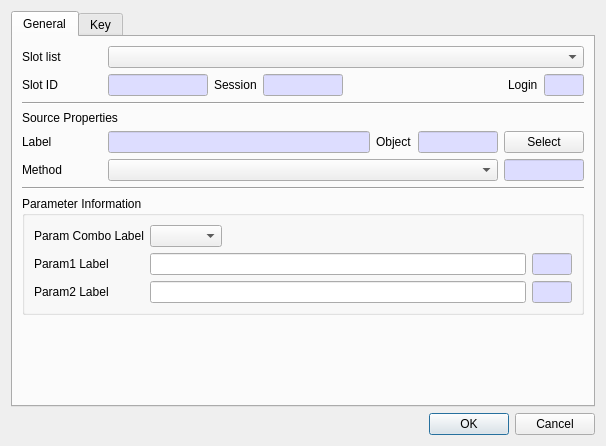
Before: the Qt Designer form CryptokiMan/derive_key_dlg.ui in jykim74/CryptokiMan, drawn with Qt 5.
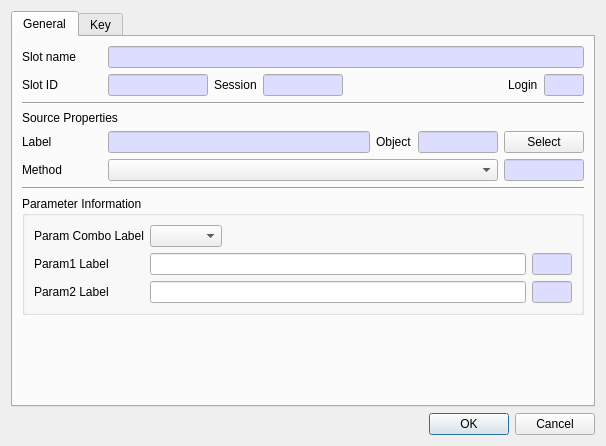
After: the same form once the commit is applied.

Commit message: Slot List 를 모두 Slot Name 변경

Patch:
```diff
--- a/CryptokiMan/derive_key_dlg.ui
+++ b/CryptokiMan/derive_key_dlg.ui
@@ -6,7 +6,7 @@
    <rect>
     <x>0</x>
     <y>0</y>
-    <width>577</width>
+    <width>579</width>
     <height>446</height>
    </rect>
   </property>
@@ -29,16 +29,6 @@
          <property name="topMargin">
           <number>0</number>
          </property>
-         <item row="0" column="1">
-          <widget class="QComboBox" name="mSlotsCombo">
-           <property name="sizePolicy">
-            <sizepolicy hsizetype="Preferred" vsizetype="Fixed">
-             <horstretch>1</horstretch>
-             <verstretch>0</verstretch>
-            </sizepolicy>
-           </property>
-          </widget>
-         </item>
          <item row="0" column="0">
           <widget class="QLabel" name="label">
            <property name="minimumSize">
@@ -48,7 +38,41 @@
             </size>
            </property>
            <property name="text">
-            <string>Slot list</string>
+            <string>Slot name</string>
+           </property>
+          </widget>
+         </item>
+         <item row="0" column="1">
+          <widget class="QLineEdit" name="mSlotNameText">
+           <property name="palette">
+            <palette>
+             <active>
+              <colorrole role="Base">
+               <brush brushstyle="SolidPattern">
+                <color alpha="255">
+                 <red>221</red>
+                 <green>221</green>
+                 <blue>255</blue>
+                </color>
+               </brush>
+              </colorrole>
+             </active>
+             <inactive>
+              <colorrole role="Base">
+               <brush brushstyle="SolidPattern">
+                <color alpha="255">
+                 <red>221</red>
+                 <green>221</green>
+                 <blue>255</blue>
+                </color>
+               </brush>
+              </colorrole>
+             </inactive>
+             <disabled/>
+            </palette>
+           </property>
+           <property name="readOnly">
+            <bool>true</bool>
            </property>
           </widget>
          </item>
```
Left out of the diff: 1 changed line with no effect on the pictures. The commit also changes 116 other files.
